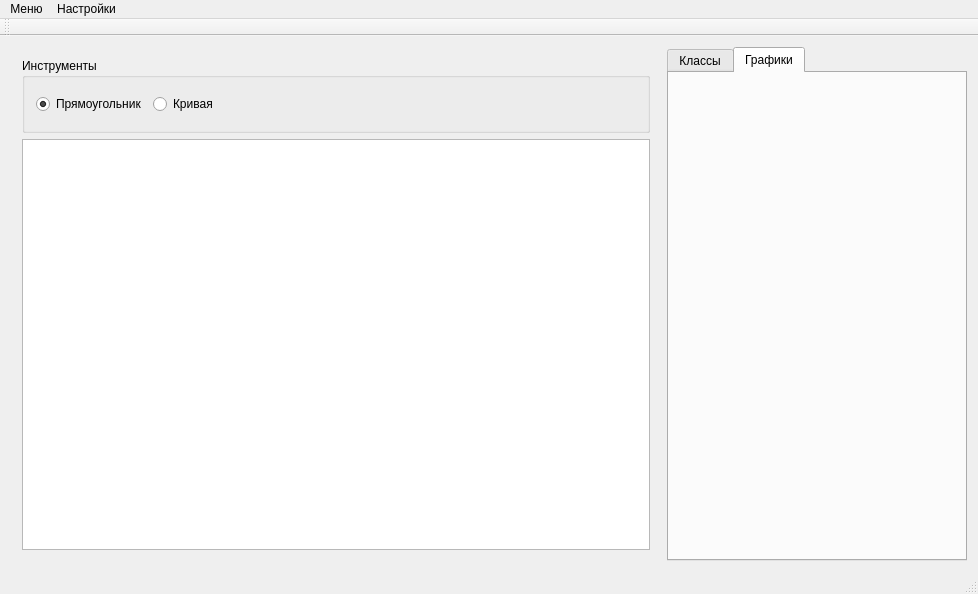
First picture: the form in SuperBinarization/Forms/mainwindow.ui, repository relaxesemind/SuperBinarization, before the edit.
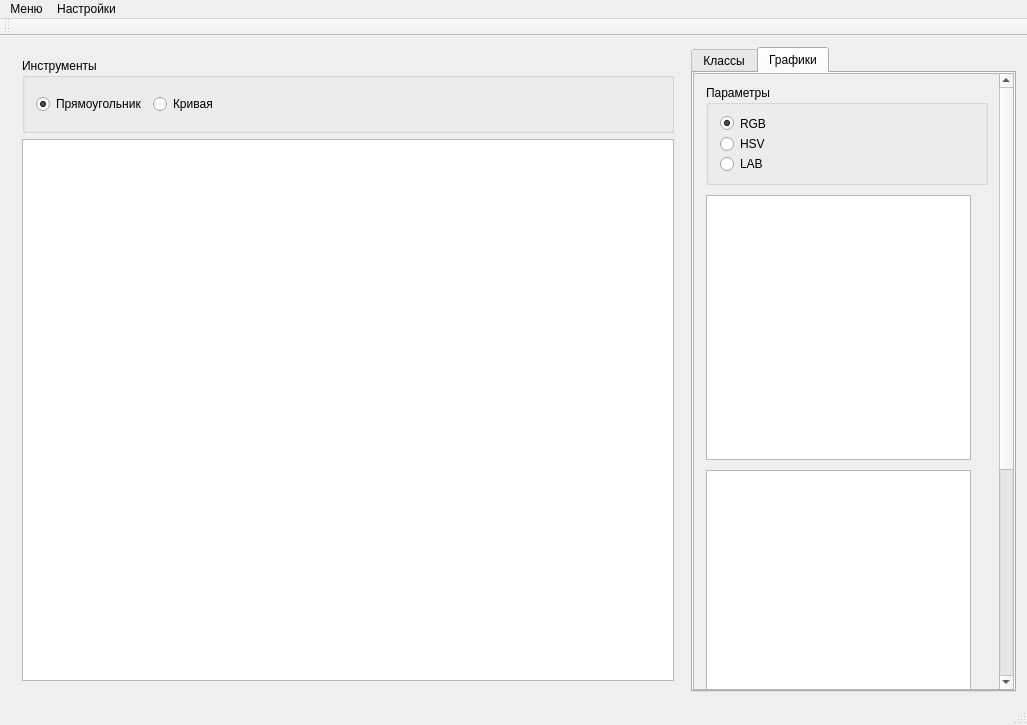
Second picture: the form after the edit. The open tabs and pages were chosen to show the change. Custom widgets are drawn as their Qt base class.

Commit message: Графики компонентов

```diff
--- a/SuperBinarization/Forms/mainwindow.ui
+++ b/SuperBinarization/Forms/mainwindow.ui
@@ -6,8 +6,8 @@
    <rect>
     <x>0</x>
     <y>0</y>
-    <width>978</width>
-    <height>594</height>
+    <width>1027</width>
+    <height>725</height>
    </rect>
   </property>
   <property name="minimumSize">
@@ -25,7 +25,7 @@
      <widget class="QTabWidget" name="tabWidget">
       <property name="minimumSize">
        <size>
-        <width>300</width>
+        <width>325</width>
         <height>0</height>
        </size>
       </property>
@@ -92,6 +92,148 @@
        <attribute name="title">
         <string>Графики</string>
        </attribute>
+       <layout class="QVBoxLayout" name="verticalLayout_3">
+        <property name="spacing">
+         <number>6</number>
+        </property>
+        <property name="leftMargin">
+         <number>0</number>
+        </property>
+        <property name="topMargin">
+         <number>0</number>
+        </property>
+        <property name="rightMargin">
+         <number>0</number>
+        </property>
+        <property name="bottomMargin">
+         <number>0</number>
+        </property>
+        <item>
+         <widget class="QScrollArea" name="scrollArea">
+          <property name="widgetResizable">
+           <bool>true</bool>
+          </property>
+          <widget class="QWidget" name="scrollAreaWidgetContents">
+           <property name="geometry">
+            <rect>
+             <x>0</x>
+             <y>0</y>
+             <width>300</width>
+             <height>953</height>
+            </rect>
+           </property>
+           <layout class="QVBoxLayout" name="verticalLayout_4">
+            <property name="spacing">
+             <number>10</number>
+            </property>
+            <property name="leftMargin">
+             <number>12</number>
+            </property>
+            <item>
+             <widget class="QGroupBox" name="groupBox_2">
+              <property name="minimumSize">
+               <size>
+                <width>0</width>
+                <height>100</height>
+               </size>
+              </property>
+              <property name="title">
+               <string>Параметры</string>
+              </property>
+              <layout class="QVBoxLayout" name="verticalLayout_5">
+               <item>
+                <widget class="QRadioButton" name="radioButton_2">
+                 <property name="text">
+                  <string>RGB</string>
+                 </property>
+                 <property name="checked">
+                  <bool>true</bool>
+                 </property>
+                </widget>
+               </item>
+               <item>
+                <widget class="QRadioButton" name="radioButton">
+                 <property name="text">
+                  <string>HSV</string>
+                 </property>
+                </widget>
+               </item>
+               <item>
+                <widget class="QRadioButton" name="radioButton_3">
+                 <property name="text">
+                  <string>LAB</string>
+                 </property>
+                </widget>
+               </item>
+              </layout>
+             </widget>
+            </item>
+            <item>
+             <widget class="QGraphicsView" name="componentGraphicsView0">
+              <property name="minimumSize">
+               <size>
+                <width>265</width>
+                <height>265</height>
+               </size>
+              </property>
+              <property name="maximumSize">
+               <size>
+                <width>265</width>
+                <height>265</height>
+               </size>
+              </property>
+             </widget>
+            </item>
+            <item>
+             <widget class="QGraphicsView" name="componentGraphicsView1">
+              <property name="minimumSize">
+               <size>
+                <width>265</width>
+                <height>265</height>
+               </size>
+              </property>
+              <property name="maximumSize">
+               <size>
+                <width>265</width>
+                <height>265</height>
+               </size>
+              </property>
+             </widget>
+            </item>
+            <item>
+             <widget class="QGraphicsView" name="componentGraphicsView2">
+              <property name="minimumSize">
+               <size>
+                <width>265</width>
+                <height>265</height>
+               </size>
+              </property>
+              <property name="maximumSize">
+               <size>
+                <width>265</width>
+                <height>265</height>
+               </size>
+              </property>
+             </widget>
+            </item>
+            <item>
+             <spacer name="verticalSpacer_3">
+              <property name="orientation">
+               <enum>Qt::Vertical</enum>
+              </property>
+              <property name="sizeHint" stdset="0">
+               <size>
+                <width>20</width>
+                <height>40</height>
+               </size>
+              </property>
+             </spacer>
+            </item>
+           </layout>
+          </widget>
+         </widget>
+        </item>
+       </layout>
       </widget>
      </widget>
     </item>
@@ -162,7 +304,7 @@
     <rect>
      <x>0</x>
      <y>0</y>
-     <width>978</width>
+     <width>1027</width>
      <height>21</height>
     </rect>
    </property>
```
Left out of the diff: 2 changed lines with no effect on the pictures. The commit also changes 2 other files.
